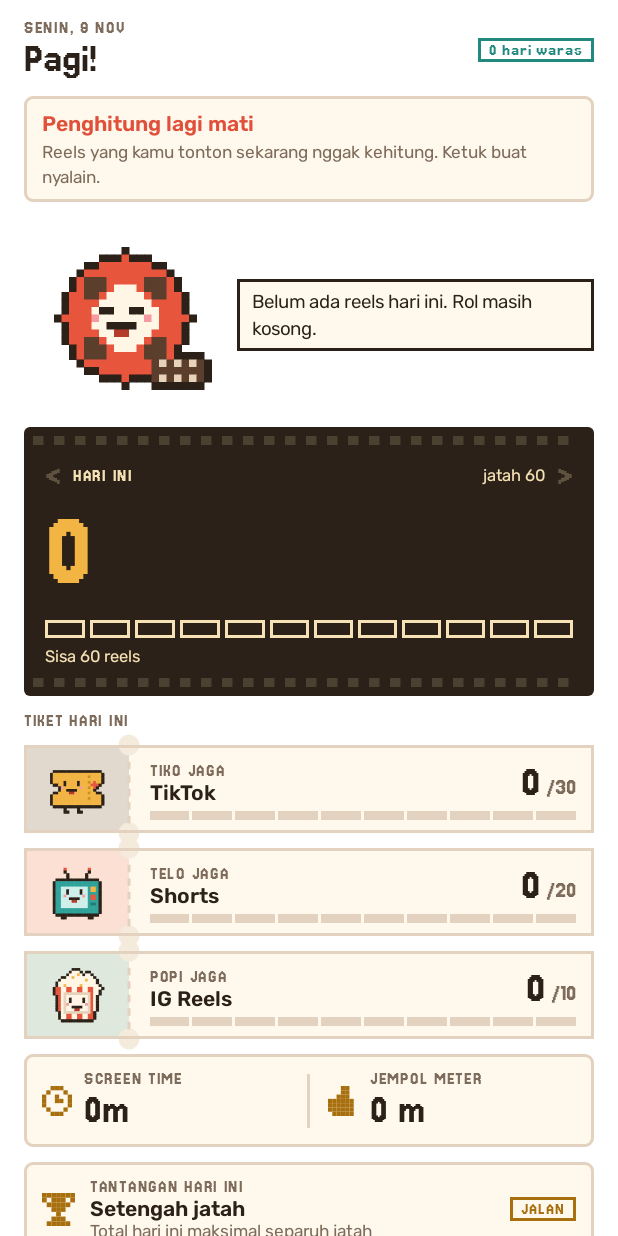
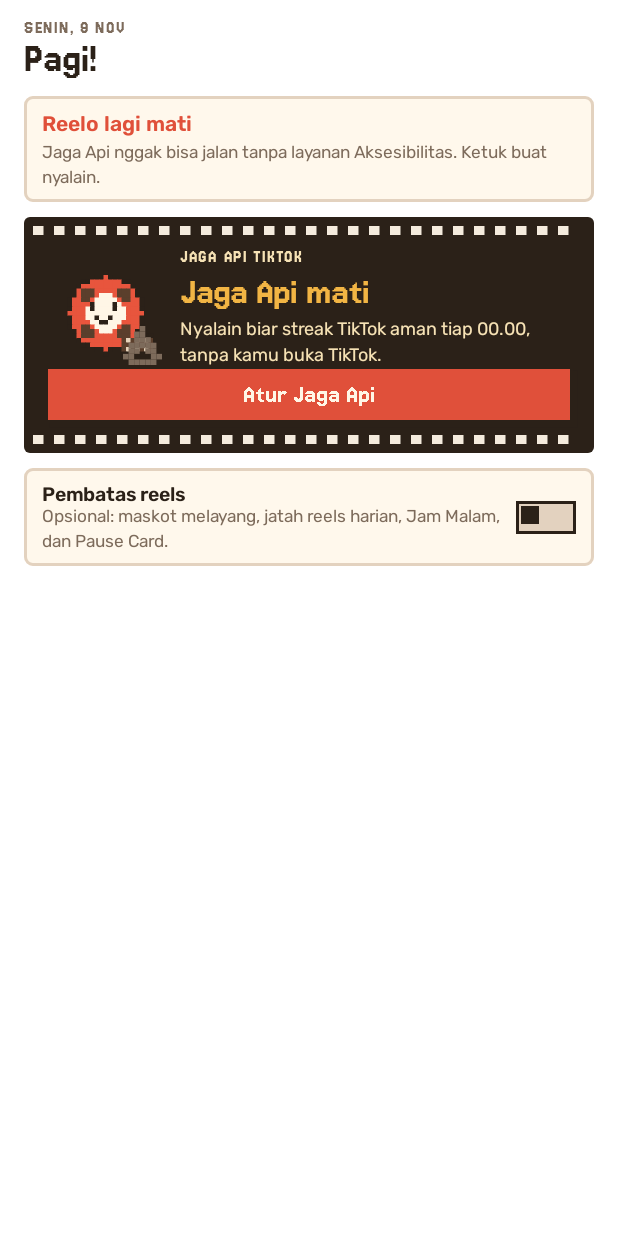
Before and after one commit to OneillAlim/reelo, an Android app built with Jetpack Compose: the composable Home shown on its own in the app's theme, on a phone screen of 412 x 824 dp. Run offline under Robolectric (Android 15) with nearby library versions, the phone set to English and light mode, and no system bars; pictures from the network do not load.

Commit message:
Jaga Api jadi fitur utama: Beranda + widget fokus ke api, pembatas reels opsional
- limitsOn default false; Beranda: ApiHero (status, Nyalain sekarang, daftar teman
  aman/belum), bagian reels cuma kalau pembatas nyala; Kendali: Jaga Api paling atas.
- Widget: angka besar = api; belum aman = merah + "ketuk buat nyalain", ketuk di mana aja
  = nyalain; wide tanpa pembatas = ringkasan api; pil w_flame dihapus.
- Db.flameTargets jadi satu sumber buat Beranda/widget/pengingat.
- Fix: tebakan streak+1 abis kirim bikin api palsu buat teman Tambahan.
- Fix: pindai berhenti di halaman pertama kalau scroll ditolak sekali, lalu nolkan semua;
  sekarang scrollDown 3x dan pindai kepotong nggak nolkan yang nggak kebaca.

Co-Authored-By: Claude Opus 5.5 <noreply@anthropic.com>

```diff
--- a/app/src/main/java/app/reelo/Prefs.kt
+++ b/app/src/main/java/app/reelo/Prefs.kt
@@ -88,8 +88,8 @@ class Prefs private constructor(val sp: SharedPreferences) {
     var nightLimit by int(10)
     var nightTheme by bool(true)
     var strict by bool(false)
-    /** false = cuma Jaga Api: nggak ada Pause Card, notif jatah, Jam Malam, Mode Tegas, Fokus, maskot melayang. Hitungan tetap dicatat. */
-    var limitsOn by bool(true)
+    /** Pembatas reels opsional (default mati, Jaga Api fitur utama). false = cuma Jaga Api: nggak ada Pause Card, notif jatah, Jam Malam, Mode Tegas, Fokus, maskot melayang. Hitungan tetap dicatat. */
+    var limitsOn by bool(false)
     var reduceMotion by bool(false)
     var haptics by bool(true)
     var floatOn by bool(true)
--- a/app/src/main/java/app/reelo/ui/Home.kt
+++ b/app/src/main/java/app/reelo/ui/Home.kt
@@ -13,6 +13,7 @@ import app.reelo.Cream
 import app.reelo.LocalReduce
 import kotlinx.coroutines.delay
 import androidx.compose.animation.core.Animatable
+import app.reelo.Mood
 import app.reelo.ReelService
 import androidx.compose.animation.core.tween
 import androidx.compose.foundation.clickable
@@ -156,12 +157,19 @@ fun Home(onApp: (App) -> Unit, onRecap: () -> Unit, onApi: () -> Unit) {
         Screen {
             Row(Modifier.fillMaxWidth(), verticalAlignment = Alignment.CenterVertically) {
                 Column(Modifier.weight(1f)) { Lbl(today.format(DATE_LONG)); Px(greeting(), 24.sp) }
-                Pill("$streak hari waras", pal.teal)
+                if (p.limitsOn) Pill("$streak hari waras", pal.teal)
             }
             if (!ReelService.isOn(ctx)) Card(onClick = { open(ctx, android.provider.Settings.ACTION_ACCESSIBILITY_SETTINGS) }) {
-                Txt("Penghitung lagi mati", 14.sp, pal.red, bold = true)
-                Small(if (ReelService.enabled(ctx)) STUCK else "Reels yang kamu tonton sekarang nggak kehitung. Ketuk buat nyalain.")
+                Txt("Reelo lagi mati", 14.sp, pal.red, bold = true)
+                Small(if (ReelService.enabled(ctx)) STUCK else "Jaga Api nggak bisa jalan tanpa layanan Aksesibilitas. Ketuk buat nyalain.")
             }
+            ApiHero(onApi)
+            if (!p.limitsOn) Card {
+                SettingRow("Pembatas reels", "Opsional: maskot melayang, jatah reels harian, Jam Malam, dan Pause Card.") {
+                    Toggle(p.limitsOn, "Pembatas reels") { p.limitsOn = it; Live.bump() }
+                }
+            }
+            if (p.limitsOn) {
             val empty = loaded != null && di == 0 && n == 0
             Row(verticalAlignment = Alignment.CenterVertically, horizontalArrangement = Arrangement.spacedBy(12.dp)) {
                 Box(
@@ -218,7 +226,6 @@ fun Home(onApp: (App) -> Unit, onRecap: () -> Unit, onApi: () -> Unit) {
                 }
             }
             if (di == 0) ChallengeCard(date, data, limit) { confetti++ }
-            if (di == 0) ApiCard(onApi)
             if (maxBack >= 1) Card(onClick = onRecap) {
                 Row(verticalAlignment = Alignment.CenterVertically) {
                     Column(Modifier.weight(1f)) { Txt("Recap 7 hari", bold = true); Small("Rangkuman yang bisa kamu bagikan") }
@@ -226,6 +233,7 @@ fun Home(onApp: (App) -> Unit, onRecap: () -> Unit, onApi: () -> Unit) {
                 }
             }
             if (empty && !first.isEqual(today)) Small("Kemarin kamu berhenti di ${load(v, initial = 0) { Db.get(ctx).count(Days.start(today.minusDays(1)), Days.start(today)) }}. Mau coba lebih sedikit?", Modifier.fillMaxWidth(), pal.muted)
+            }
         }
         Confetti(confetti)
     }
@@ -240,28 +248,64 @@ private fun spinning(spin: Int): Boolean {
 }
 
 /** Kartu Jaga Api di Beranda: status singkat, ketuk buat buka. */
+/**
+ * Bagian utama Beranda: status api TikTok hari ini. Kalau ada yang belum aman, tombol Nyalain sekarang langsung kirim
+ * ke yang belum kebagian (sama kayak tombol api di widget). Di bawahnya daftar teman: udah aman atau belum.
+ */
 @Composable
-private fun ApiCard(onClick: () -> Unit) {
+private fun ApiHero(onApi: () -> Unit) {
     val ctx = LocalContext.current
     val p = prefs()
+    val pal = LocalPal.current
     val v = Live.v
-    val (on, total) = load(v, initial = 0 to 0) { Db.get(ctx).friends().filter { it.streak > 0 }.let { l -> l.count { it.on } to l.size } }
-    val today = app.reelo.Flame.day(System.currentTimeMillis()).toString()
-    val sentToday = load(v, initial = 0) { Db.get(ctx).sentOk(app.reelo.Flame.day(System.currentTimeMillis())).size }
-    Card(onClick = onClick) {
-        Row(verticalAlignment = Alignment.CenterVertically, horizontalArrangement = Arrangement.spacedBy(10.dp)) {
-            FlameIcon(22.dp)
-            Column(Modifier.weight(1f)) {
-                Lbl("Jaga Api TikTok")
-                Txt(when {
-                    total == 0 -> "Nyalain streak otomatis tiap 00.00"
-                    !p.flameOn -> "Mati · $on teman dicentang"
-                    p.flameLastRun == today -> "Hari ini $sentToday api aman"
-                    else -> "$on teman · jalan jam 00.00"
-                }, 14.sp, bold = true)
+    val day = app.reelo.Flame.day(System.currentTimeMillis())
+    val targets = load(v, initial = emptyList<app.reelo.Friend>()) { Db.get(ctx).flameTargets(p.flameAll) }
+    val sent = load(v, initial = emptySet<String>()) { Db.get(ctx).sentOk(day) }
+    val safe = targets.count { it.name in sent }
+    val pend = targets.size - safe
+    val hour = LocalTime.now().hour
+    var info by remember { mutableStateOf<String?>(null) }
+    val (title, sub) = when {
+        !p.flameOn -> "Jaga Api mati" to "Nyalain biar streak TikTok aman tiap 00.00, tanpa kamu buka TikTok."
+        targets.isEmpty() -> "Pindai Inbox dulu" to "Aku buka Inbox TikTok sebentar buat nyari teman yang lagi ngestreak."
+        pend == 0 -> "$safe api aman" to "Jalan lagi besok jam 00.00. Tinggal tunggu mereka bales."
+        hour >= app.reelo.Flame.REMIND.first() -> "$pend api belum aman!" to "Sisa ${24 - hour} jam sebelum padam. Pencet tombol di bawah."
+        else -> "$pend api belum aman" to "Jalan sendiri jam 00.00, atau nyalain sekarang."
+    }
+    Film {
+        Row(verticalAlignment = Alignment.CenterVertically, horizontalArrangement = Arrangement.spacedBy(12.dp)) {
+            Box {
+                MascotView(when { pend == 0 && targets.isNotEmpty() -> Mood.SEGAR; hour >= 20 -> Mood.CAPEK; else -> Mood.SANTAI }, 3.dp)
+                Box(Modifier.align(Alignment.BottomEnd)) { FlameIcon(26.dp, if (pend > 0 || !p.flameOn) pal.muted else pal.mus) }
             }
-            Px(">", 20.sp)
+            Column(Modifier.weight(1f), verticalArrangement = Arrangement.spacedBy(4.dp)) {
+                Lbl("Jaga Api TikTok", pal.filmFg)
+                Px(title, 22.sp, if (pend > 0 && p.flameOn) pal.red else pal.mus)
+                Txt(sub, 12.sp, pal.filmFg)
+            }
         }
+        if (!p.flameOn || targets.isEmpty()) Btn(if (!p.flameOn) "Atur Jaga Api" else "Pindai sekarang", onClick = onApi)
+        else if (pend > 0) Btn("Nyalain sekarang") {
+            val s = ReelService.inst ?: run { info = "Reelo lagi mati, nyalain dulu di Aksesibilitas."; return@Btn }
+            info = when (s.flameNow(null, again = false)) { -1 -> "Lagi jalan, tunggu bentar."; 0 -> "Belum ada pesan aktif. Tulis dulu di Jaga Api."; 2 -> "Semua udah aman."; else -> null }
+        }
+    }
+    info?.let { Small(it, color = pal.red) }
+    if (p.flameOn && targets.isNotEmpty()) Card(onClick = onApi) {
+        Row(verticalAlignment = Alignment.CenterVertically) {
+            Box(Modifier.weight(1f)) { Lbl("Hari ini · $safe dari ${targets.size} aman") }
+            Px(">", 18.sp)
+        }
+        // yang belum aman di atas, biar langsung kelihatan
+        targets.sortedBy { it.name in sent }.take(8).forEach { f ->
+            val ok = f.name in sent
+            Row(Modifier.fillMaxWidth().padding(vertical = 3.dp), verticalAlignment = Alignment.CenterVertically, horizontalArrangement = Arrangement.spacedBy(8.dp)) {
+                Txt(f.name, 14.sp, if (ok) pal.fg else pal.red, bold = !ok, modifier = Modifier.weight(1f))
+                if (f.streak > 0) { FlameIcon(14.dp, if (ok) pal.red else pal.muted); Px("${f.streak}", 14.sp) } else Small("baru")
+                Txt(if (ok) "✓" else "belum", 13.sp, if (ok) pal.teal else pal.red, bold = true)
+            }
+        }
+        if (targets.size > 8) Small("+${targets.size - 8} lagi")
     }
 }
 
--- a/app/src/main/res/layout/widget_marquee.xml
+++ b/app/src/main/res/layout/widget_marquee.xml
@@ -19,11 +19,7 @@
             <ImageView android:id="@+id/w_m5" android:layout_width="match_parent" android:layout_height="match_parent" android:scaleType="fitCenter" android:importantForAccessibility="no" />
         </ViewFlipper>
         <LinearLayout android:layout_width="0dp" android:layout_height="wrap_content" android:layout_weight="1" android:layout_marginStart="8dp" android:orientation="vertical">
-            <LinearLayout android:layout_width="wrap_content" android:layout_height="wrap_content" android:gravity="center_vertical" android:orientation="horizontal">
-                <ImageView android:id="@+id/w_label" android:layout_width="wrap_content" android:layout_height="wrap_content" android:importantForAccessibility="no" />
-                <ImageView android:id="@+id/w_flame" android:layout_width="wrap_content" android:layout_height="wrap_content" android:layout_marginStart="6dp"
-                    android:contentDescription="Nyalain api TikTok" />
-            </LinearLayout>
+            <ImageView android:id="@+id/w_label" android:layout_width="wrap_content" android:layout_height="wrap_content" android:importantForAccessibility="no" />
             <ImageView android:id="@+id/w_count" android:layout_width="wrap_content" android:layout_height="wrap_content" android:importantForAccessibility="no" />
         </LinearLayout>
         <ImageView android:id="@+id/w_left" android:layout_width="wrap_content" android:layout_height="wrap_content" android:importantForAccessibility="no" />
--- a/app/src/main/res/layout/widget_small.xml
+++ b/app/src/main/res/layout/widget_small.xml
@@ -21,6 +21,4 @@
     </LinearLayout>
     <TextView android:id="@+id/w_style" android:layout_width="36dp" android:layout_height="36dp" android:layout_gravity="bottom|end"
         android:gravity="center" android:text="◆" android:textSize="13sp" android:contentDescription="Ganti gaya widget" />
-    <ImageView android:id="@+id/w_flame" android:layout_width="wrap_content" android:layout_height="wrap_content" android:layout_gravity="top|start"
-        android:layout_margin="6dp" android:padding="2dp" android:contentDescription="Nyalain api TikTok" />
 </FrameLayout>
--- a/app/src/main/res/layout/widget_wide.xml
+++ b/app/src/main/res/layout/widget_wide.xml
@@ -46,6 +46,4 @@
     </LinearLayout>
     <TextView android:id="@+id/w_style" android:layout_width="36dp" android:layout_height="36dp" android:layout_gravity="bottom|end"
         android:gravity="center" android:text="◆" android:textSize="13sp" android:contentDescription="Ganti gaya widget" />
-    <ImageView android:id="@+id/w_flame" android:layout_width="wrap_content" android:layout_height="wrap_content" android:layout_gravity="top|start"
-        android:layout_margin="6dp" android:padding="2dp" android:contentDescription="Nyalain api TikTok" />
 </FrameLayout>
```
Also changed, not shown: app/src/main/java/app/reelo/Db.kt (+8 -7 lines), app/src/main/java/app/reelo/ReelService.kt (+5 -4 lines), app/src/main/java/app/reelo/TikTokBot.kt (+14 -3 lines), app/src/main/java/app/reelo/Widget.kt (+55 -24 lines), app/src/main/java/app/reelo/WidgetArt.kt (+4 -5 lines), app/src/main/java/app/reelo/ui/Kendali.kt (+6 -6 lines), 1 other file.
